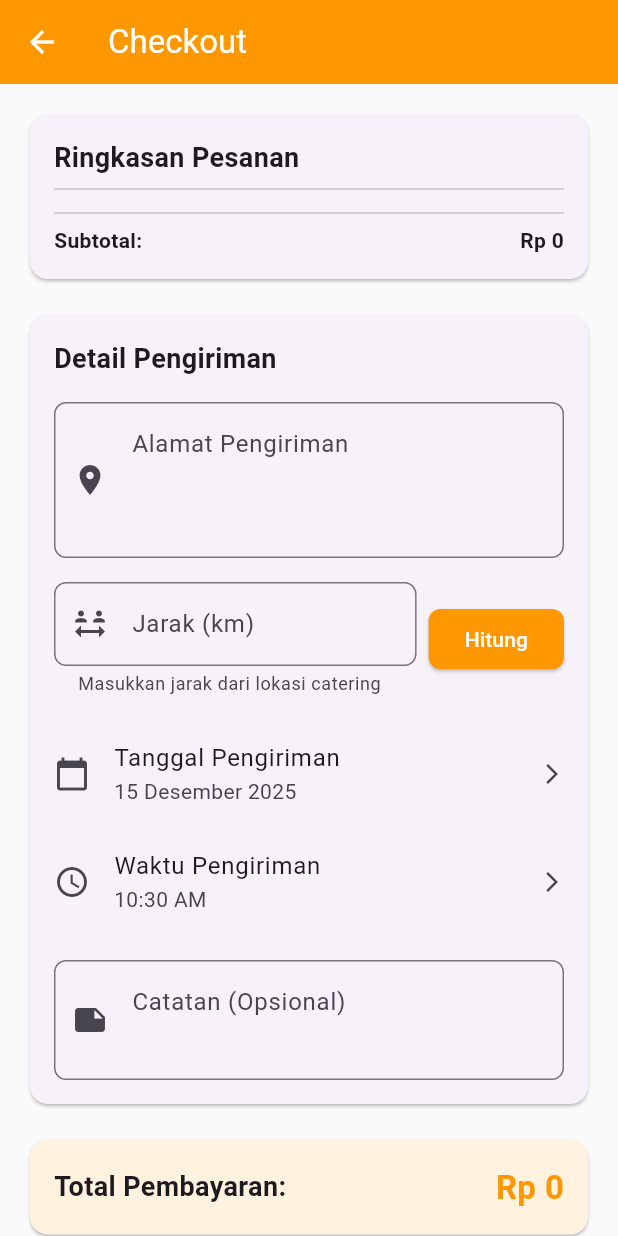
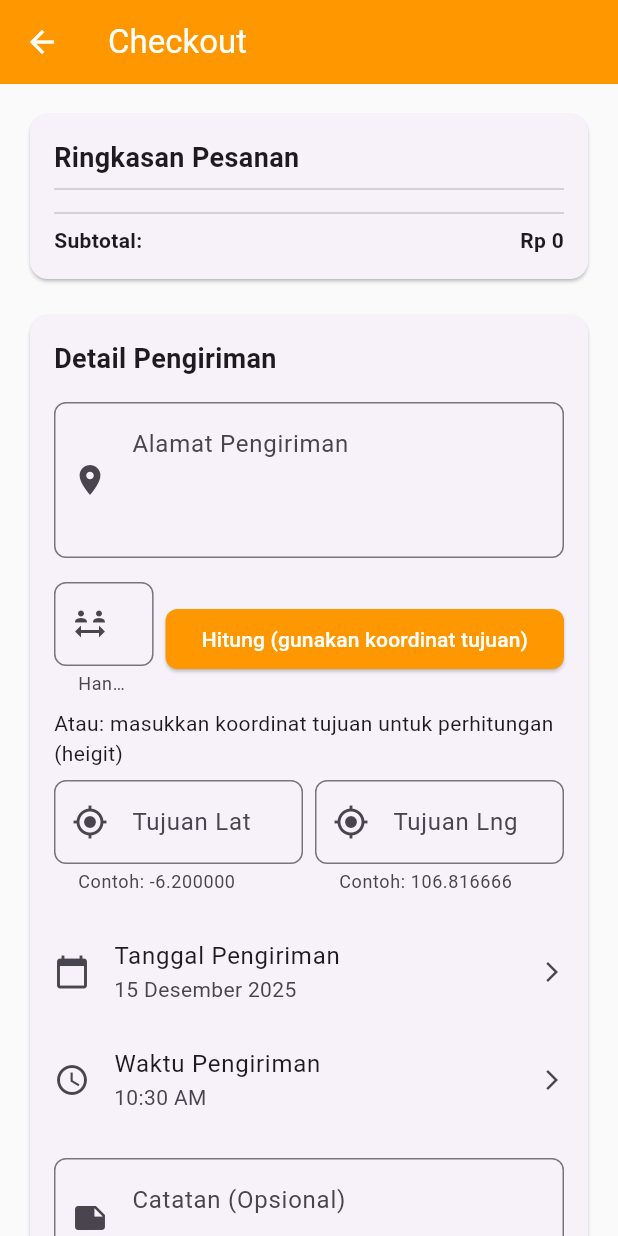
Before and after one commit to faizfazdlih/catering-frontend, a Flutter app: the CheckoutScreen screen opened directly, on a phone screen of 412 x 824 dp. Run offline on Flutter 3.47's test engine with Material 3 defaults, Android fonts, the light colour scheme and no system bars; our stand-ins replace shared_preferences; accounts and stored records are empty.

Commit message:
Fix Checkout api client

```diff
--- a/lib/client/screens/checkout_screen.dart
+++ b/lib/client/screens/checkout_screen.dart
@@ -20,7 +20,10 @@ class _CheckoutScreenState extends State<CheckoutScreen> {
   final _formKey = GlobalKey<FormState>();
   final _alamatController = TextEditingController();
   final _jarakController = TextEditingController();
+  final _destLatController = TextEditingController();
+  final _destLngController = TextEditingController();
   final _catatanController = TextEditingController();
+  double _calculatedJarak = 0;
 
   User? _currentUser;
   DateTime _selectedDate = DateTime.now();
@@ -49,9 +52,10 @@ class _CheckoutScreenState extends State<CheckoutScreen> {
   }
 
   Future<void> _calculateOngkir() async {
-    if (_jarakController.text.isEmpty) {
+    // Prefer using destination coordinates so server (heigit) can compute the route
+    if (_destLatController.text.isEmpty || _destLngController.text.isEmpty) {
       ScaffoldMessenger.of(context).showSnackBar(
-        const SnackBar(content: Text('Masukkan jarak pengiriman')),
+        const SnackBar(content: Text('Masukkan koordinat tujuan (lat & lng) untuk menghitung ongkir')),
       );
       return;
     }
@@ -59,23 +63,21 @@ class _CheckoutScreenState extends State<CheckoutScreen> {
     setState(() => _isCalculating = true);
 
     try {
-      final jarak = double.parse(_jarakController.text);
-      final result = await ApiService.calculateOngkir(jarak);
+      final destLat = double.tryParse(_destLatController.text);
+      final destLng = double.tryParse(_destLngController.text);
+      if (destLat == null || destLng == null) throw Exception('Koordinat tujuan tidak valid');
+
+      final result = await ApiService.calculateOngkir(destination: {'lat': destLat, 'lng': destLng});
 
       setState(() {
-        _ongkir = result['ongkir'].toDouble();
-        _estimasiWaktu = result['estimasi_waktu'];
+        _ongkir = (result['ongkir'] as num).toDouble();
+        _estimasiWaktu = result['estimasi_waktu'] ?? '';
+        if (result['jarak_km'] != null) {
+          _calculatedJarak = (result['jarak_km'] as num).toDouble();
+          _jarakController.text = _calculatedJarak.toString();
+        }
         _isCalculating = false;
       });
-
-      if (mounted) {
-        ScaffoldMessenger.of(context).showSnackBar(
-          SnackBar(
-            content: Text('Ongkir berhasil dihitung: ${FormatHelper.formatCurrency(_ongkir)}'),
-            backgroundColor: Colors.green,
-          ),
-        );
-      }
     } catch (e) {
       setState(() => _isCalculating = false);
       if (mounted) {
@@ -130,22 +132,31 @@ class _CheckoutScreenState extends State<CheckoutScreen> {
     final cart = Provider.of<CartProvider>(context, listen: false);
 
     // Prepare items
-    final items = cart.items.map((item) => {
+    final items = cart.items
+        .map(
+          (item) => {
             'menu_id': item.menu.id,
             'jumlah': item.jumlah,
             'harga_satuan': item.menu.harga,
-    }).toList();
+          },
+        )
+        .toList();
 
     try {
       final response = await ApiService.createPesanan(
         userId: _currentUser!.id,
         tanggalPesan: FormatHelper.formatDateForApi(_selectedDate),
-        waktuPengiriman: FormatHelper.formatTimeForApi(_selectedTime.hour, _selectedTime.minute),
+        waktuPengiriman: FormatHelper.formatTimeForApi(
+          _selectedTime.hour,
+          _selectedTime.minute,
+        ),
         alamatPengiriman: _alamatController.text,
         jarakKm: double.parse(_jarakController.text),
         ongkir: _ongkir,
         items: items,
-        catatan: _catatanController.text.isNotEmpty ? _catatanController.text : null,
+        catatan: _catatanController.text.isNotEmpty
+            ? _catatanController.text
+            : null,
       );
 
       if (!mounted) return;
@@ -189,14 +200,16 @@ class _CheckoutScreenState extends State<CheckoutScreen> {
         );
       } else {
         ScaffoldMessenger.of(context).showSnackBar(
-          SnackBar(content: Text(response['message'] ?? 'Gagal membuat pesanan')),
+          SnackBar(
+            content: Text(response['message'] ?? 'Gagal membuat pesanan'),
+          ),
         );
       }
     } catch (e) {
       if (mounted) {
-        ScaffoldMessenger.of(context).showSnackBar(
-          SnackBar(content: Text('Error: ${e.toString()}')),
-        );
+        ScaffoldMessenger.of(
+          context,
+        ).showSnackBar(SnackBar(content: Text('Error: ${e.toString()}')));
       }
     } finally {
       if (mounted) setState(() => _isSubmitting = false);
@@ -210,9 +223,7 @@ class _CheckoutScreenState extends State<CheckoutScreen> {
     final total = subtotal + _ongkir;
 
     return Scaffold(
-      appBar: AppBar(
-        title: const Text('Checkout'),
-      ),
+      appBar: AppBar(title: const Text('Checkout')),
       body: SingleChildScrollView(
         padding: const EdgeInsets.all(16),
         child: Form(
@@ -235,24 +246,34 @@ class _CheckoutScreenState extends State<CheckoutScreen> {
                         ),
                       ),
                       const Divider(),
-                      ...cart.items.map((item) => Padding(
+                      ...cart.items.map(
+                        (item) => Padding(
                           padding: const EdgeInsets.only(bottom: 8),
                           child: Row(
                             mainAxisAlignment: MainAxisAlignment.spaceBetween,
                             children: [
                               Expanded(
-                              child: Text('${item.menu.namaMenu} x${item.jumlah}'),
+                                child: Text(
+                                  '${item.menu.namaMenu} x${item.jumlah}',
+                                ),
                               ),
                               Text(FormatHelper.formatCurrency(item.subtotal)),
                             ],
                           ),
-                      )),
+                        ),
+                      ),
                       const Divider(),
                       Row(
                         mainAxisAlignment: MainAxisAlignment.spaceBetween,
                         children: [
-                          const Text('Subtotal:', style: TextStyle(fontWeight: FontWeight.bold)),
-                          Text(FormatHelper.formatCurrency(subtotal), style: const TextStyle(fontWeight: FontWeight.bold)),
+                          const Text(
+                            'Subtotal:',
+                            style: TextStyle(fontWeight: FontWeight.bold),
+                          ),
+                          Text(
+                            FormatHelper.formatCurrency(subtotal),
+                            style: const TextStyle(fontWeight: FontWeight.bold),
+                          ),
                         ],
                       ),
                     ],
@@ -301,18 +322,16 @@ class _CheckoutScreenState extends State<CheckoutScreen> {
                           Expanded(
                             child: TextFormField(
                               controller: _jarakController,
-                              keyboardType: TextInputType.number,
+                              readOnly: true,
                               decoration: const InputDecoration(
                                 labelText: 'Jarak (km)',
                                 prefixIcon: Icon(Icons.social_distance),
-                                helperText: 'Masukkan jarak dari lokasi catering',
+                                helperText:
+                                    'Hanya menampilkan hasil perhitungan otomatis dari API',
                               ),
                               validator: (value) {
-                                if (value == null || value.isEmpty) {
-                                  return 'Jarak tidak boleh kosong';
-                                }
-                                if (double.tryParse(value) == null) {
-                                  return 'Masukkan angka yang valid';
+                                if (value != null && value.isNotEmpty && double.tryParse(value) == null) {
+                                  return 'Nilai jarak tidak valid';
                                 }
                                 return null;
                               },
@@ -330,7 +349,37 @@ class _CheckoutScreenState extends State<CheckoutScreen> {
                                       color: Colors.white,
                                     ),
                                   )
-                                : const Text('Hitung'),
+                                : const Text('Hitung (gunakan koordinat tujuan)'),
+                          ),
+                        ],
+                      ),
+                      const SizedBox(height: 8),
+                      const Text('Atau: masukkan koordinat tujuan untuk perhitungan (heigit)'),
+                      const SizedBox(height: 8),
+                      Row(
+                        children: [
+                          Expanded(
+                            child: TextFormField(
+                              controller: _destLatController,
+                              keyboardType: TextInputType.number,
+                              decoration: const InputDecoration(
+                                labelText: 'Tujuan Lat',
+                                prefixIcon: Icon(Icons.my_location),
+                                helperText: 'Contoh: -6.200000',
+                              ),
+                            ),
+                          ),
+                          const SizedBox(width: 8),
+                          Expanded(
+                            child: TextFormField(
+                              controller: _destLngController,
+                              keyboardType: TextInputType.number,
+                              decoration: const InputDecoration(
+                                labelText: 'Tujuan Lng',
+                                prefixIcon: Icon(Icons.my_location),
+                                helperText: 'Contoh: 106.816666',
+                              ),
+                            ),
                           ),
                         ],
                       ),
@@ -347,9 +396,15 @@ class _CheckoutScreenState extends State<CheckoutScreen> {
                           child: Column(
                             children: [
                               Row(
-                                mainAxisAlignment: MainAxisAlignment.spaceBetween,
+                                mainAxisAlignment:
+                                    MainAxisAlignment.spaceBetween,
                                 children: [
-                                  const Text('Ongkir:', style: TextStyle(fontWeight: FontWeight.bold)),
+                                  const Text(
+                                    'Ongkir:',
+                                    style: TextStyle(
+                                      fontWeight: FontWeight.bold,
+                                    ),
+                                  ),
                                   Text(
                                     FormatHelper.formatCurrency(_ongkir),
                                     style: const TextStyle(
@@ -380,7 +435,9 @@ class _CheckoutScreenState extends State<CheckoutScreen> {
                         contentPadding: EdgeInsets.zero,
                         leading: const Icon(Icons.calendar_today),
                         title: const Text('Tanggal Pengiriman'),
-                        subtitle: Text(FormatHelper.formatDateWithMonth(_selectedDate)),
+                        subtitle: Text(
+                          FormatHelper.formatDateWithMonth(_selectedDate),
+                        ),
                         trailing: const Icon(Icons.arrow_forward_ios, size: 16),
                         onTap: _selectDate,
                       ),
@@ -479,6 +536,8 @@ class _CheckoutScreenState extends State<CheckoutScreen> {
   void dispose() {
     _alamatController.dispose();
     _jarakController.dispose();
+    _destLatController.dispose();
+    _destLngController.dispose();
     _catatanController.dispose();
     super.dispose();
   }
```
Also changed, not shown: lib/services/api_service.dart (+32 -14 lines). Lines whose indentation alone changed are shown as unchanged.
